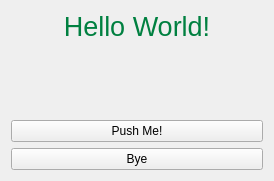
The window that apps/console/scripts/TestForm.ui (dmzgroup/js) describes before a commit, drawn with Qt 5.
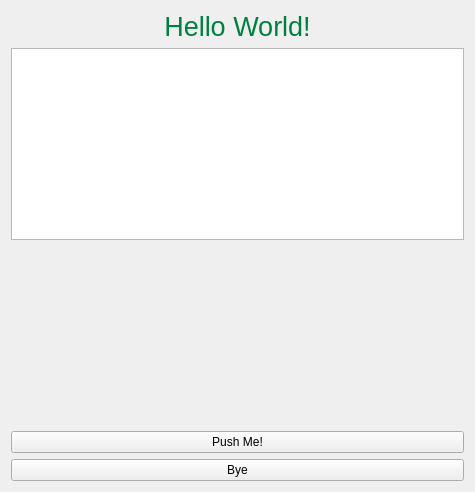
The same window after the commit.

Commit message: added start of list widget bindings

```diff
--- a/apps/console/scripts/TestForm.ui
+++ b/apps/console/scripts/TestForm.ui
@@ -6,8 +6,8 @@
    <rect>
     <x>0</x>
     <y>0</y>
-    <width>274</width>
-    <height>181</height>
+    <width>475</width>
+    <height>492</height>
    </rect>
   </property>
   <property name="windowTitle">
@@ -34,6 +34,9 @@
      </property>
     </widget>
    </item>
+   <item>
+    <widget class="QListWidget" name="list1"/>
+   </item>
    <item>
     <spacer name="verticalSpacer">
      <property name="orientation">
```
The commit also changes 13 other files.
